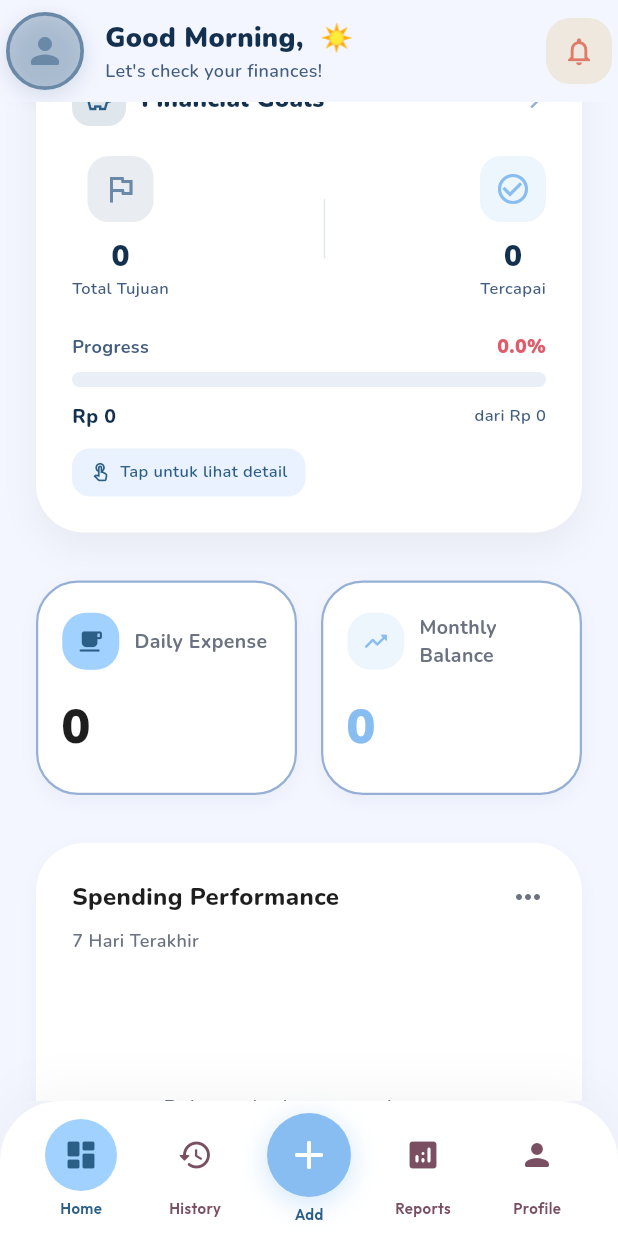
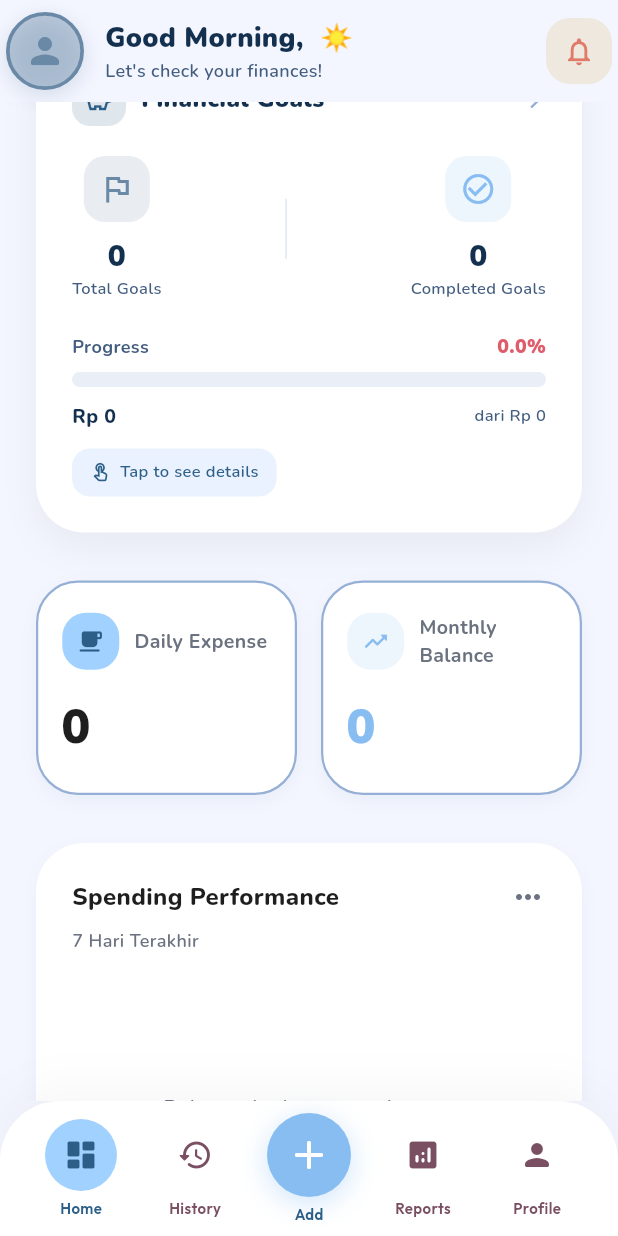
Before and after one commit to FandiCahya/Manku, a Flutter app: the HomePage screen opened by its route, scrolled down 576 dp, on a phone screen of 412 x 824 dp. Run offline on Flutter 3.47's test engine with Material 3 defaults, Android fonts, the phone set to English and light mode, and no system bars; our stand-ins replace dio, equatable, flutter_animate, flutter_bloc, flutter_dotenv, google_fonts and 6 more; accounts and stored records are empty; network calls fail.

Commit message:
Update: goals to english

```diff
--- a/lib/widgets/goals_progress_card.dart
+++ b/lib/widgets/goals_progress_card.dart
@@ -143,7 +143,7 @@ class _GoalsProgressCardState extends State<GoalsProgressCard> {
                         mainAxisAlignment: MainAxisAlignment.spaceBetween,
                         children: [
                           _StatColumn(
-                            label: 'Total Tujuan',
+                            label: 'Total Goals',
                             value: '$totalGoals',
                             icon: Icons.flag_outlined,
                             color: context.colors.lavender,
@@ -156,7 +156,7 @@ class _GoalsProgressCardState extends State<GoalsProgressCard> {
                                 : context.colors.outlineVariant.withValues(alpha: 0.3),
                           ),
                           _StatColumn(
-                            label: 'Tercapai',
+                            label: 'Completed Goals',
                             value: '$completedGoals',
                             icon: Icons.check_circle_outline,
                             color: context.colors.mint,
@@ -249,7 +249,7 @@ class _GoalsProgressCardState extends State<GoalsProgressCard> {
                               ),
                               const SizedBox(width: 6),
                               Text(
-                                'Tap untuk lihat detail',
+                                'Tap to see details',
                                 style: GoogleFonts.nunito(
                                   fontSize: 11,
                                   fontWeight: FontWeight.w600,
```
Also changed, not shown: 1 other file.
